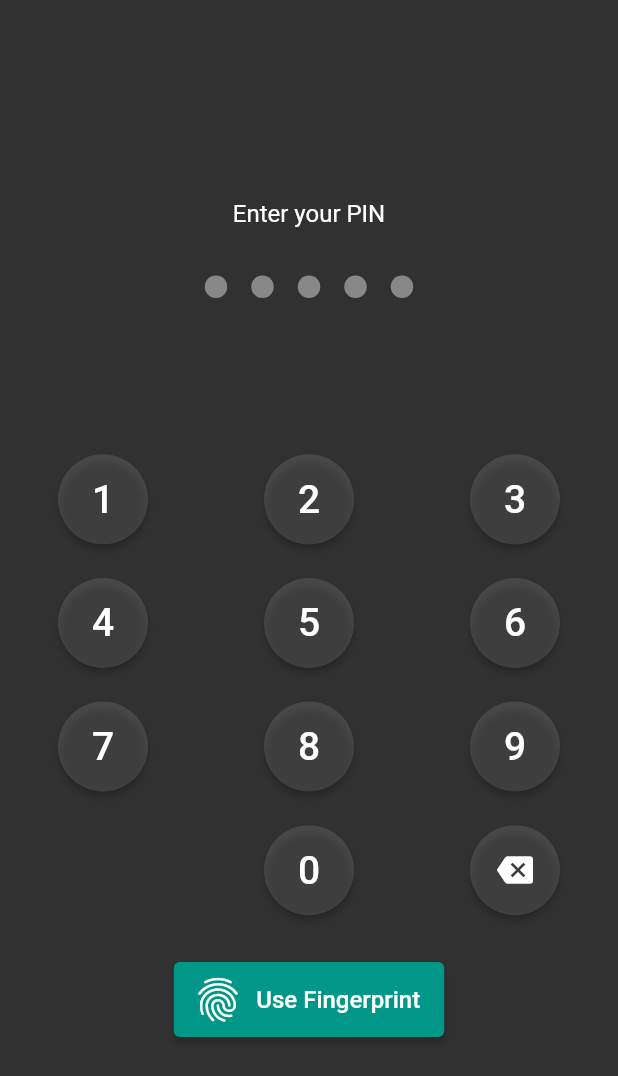
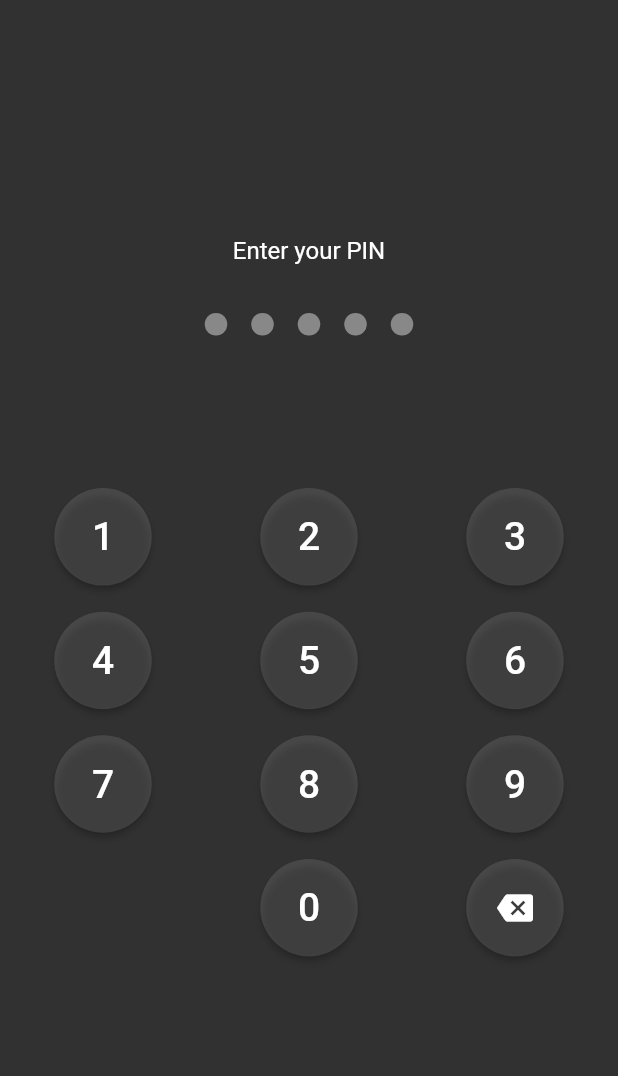
Before and after one commit to MAmin2001/CodeGamed_Tap_Cash_Flutter, a Flutter app: the screen it shows after launch, on a phone screen of 412 x 824 dp. Shown: the top 1076 px of the screen. Run offline on Flutter 3.47's test engine with Material 2 defaults, Android fonts, the phone set to English and light mode, and no system bars; our stand-ins replace dio, flutter_bloc, flutter_hex_color, fluttertoast, local_auth and 1 more; missing offline and left inert: dart:ffi, local_auth_android, local_auth_ios; accounts and stored records are empty; statements that could not run were skipped.

Commit message:
finger_init_amin

```diff
--- a/lib/cash_lib/main_cubit/states.dart
+++ b/lib/cash_lib/main_cubit/states.dart
@@ -19,14 +19,18 @@ class GetAvailableBiometricState extends AppStates
 
 }
 
+
+class AuthenticateLoadingState extends AppStates
+{
+
+}
+
 class AuthenticateSuccessState extends AppStates
 {
 
 }
 
-/*
-class AuthenticateLoadingState extends AppStates
+class AuthenticateFailState extends AppStates
 {
 
 }
-*/
--- a/lib/cash_lib/modules/authentication/login/PIN/pin.dart
+++ b/lib/cash_lib/modules/authentication/login/PIN/pin.dart
@@ -3,6 +3,7 @@ import 'package:flutter_bloc/flutter_bloc.dart';
 import 'package:flutter_hex_color/flutter_hex_color.dart';
 import 'package:tteesstt/cash_lib/main_cubit/main_cubit.dart';
 import 'package:tteesstt/cash_lib/main_cubit/states.dart';
+import 'package:tteesstt/cash_lib/modules/authentication/register/OTP/otp.dart';
 
 
 class PinFingerprint extends StatefulWidget {
@@ -13,6 +14,13 @@ class PinFingerprint extends StatefulWidget {
 }
 
 class _PinFingerprintState extends State<PinFingerprint> {
+
+  @override
+  initState() {
+    super.initState();
+    MainCubit.get(context).authenticate(context);
+
+  }
   var numbers = [1, 2, 3, 4, 5, 6, 7, 8, 9, 0];
 
   var inputText = "";
@@ -29,11 +37,7 @@ class _PinFingerprintState extends State<PinFingerprint> {
 
   @override
   Widget build(BuildContext context) {
-    return BlocProvider(
-      create: (BuildContext context)=>MainCubit(),
-      child: BlocConsumer<MainCubit,AppStates>(
-        listener: (context,state){},
-        builder: (context,state)=>Scaffold(
+    return Scaffold(
       backgroundColor: HexColor('313131'),
       body: Column(
         mainAxisAlignment: MainAxisAlignment.center,
@@ -49,7 +53,6 @@ class _PinFingerprintState extends State<PinFingerprint> {
                   ),
                   "Enter your PIN",),
                 SizedBox(height: 24,),
-
                 Container(
                   height: 100,
                   child: Row(
@@ -80,7 +83,7 @@ class _PinFingerprintState extends State<PinFingerprint> {
               childAspectRatio: 1 / 0.6,
               crossAxisCount: 3,
             ),
-                itemBuilder: (context, index) => Container(
+            itemBuilder: (context,index) => Container(
               width: 50,
               height: 50,
               child: index == 9
@@ -134,8 +137,8 @@ class _PinFingerprintState extends State<PinFingerprint> {
                     //print(inputText);
                   },
                   color: Colors.white12,
-                      minWidth: 60,
-                      height: 60,
+                  minWidth: 65,
+                  height: 65,
                   child: index == 11
                       ? Icon(color: Colors.white, Icons.backspace)
                       : Text(
@@ -152,7 +155,7 @@ class _PinFingerprintState extends State<PinFingerprint> {
             itemCount: 12,
           ),
           SizedBox(height: 20.0,),
-              Container(
+          /*Container(
                 height: 50.0,
                 child: ElevatedButton.icon(
                   onPressed: ()
@@ -162,13 +165,10 @@ class _PinFingerprintState extends State<PinFingerprint> {
                   icon: Icon(Icons.fingerprint_outlined,size: 35.0,),
                   label: Text('Use Fingerprint',style: TextStyle(fontSize: 16.0),),
                 ),
-              ),
+              ),*/
 
         ],
       ),
-        ),
-
-      )
     );
   }
 }
```
Also changed, not shown: lib/cash_lib/main_cubit/main_cubit.dart (+13 -5 lines). Lines whose indentation alone changed are shown as unchanged.
